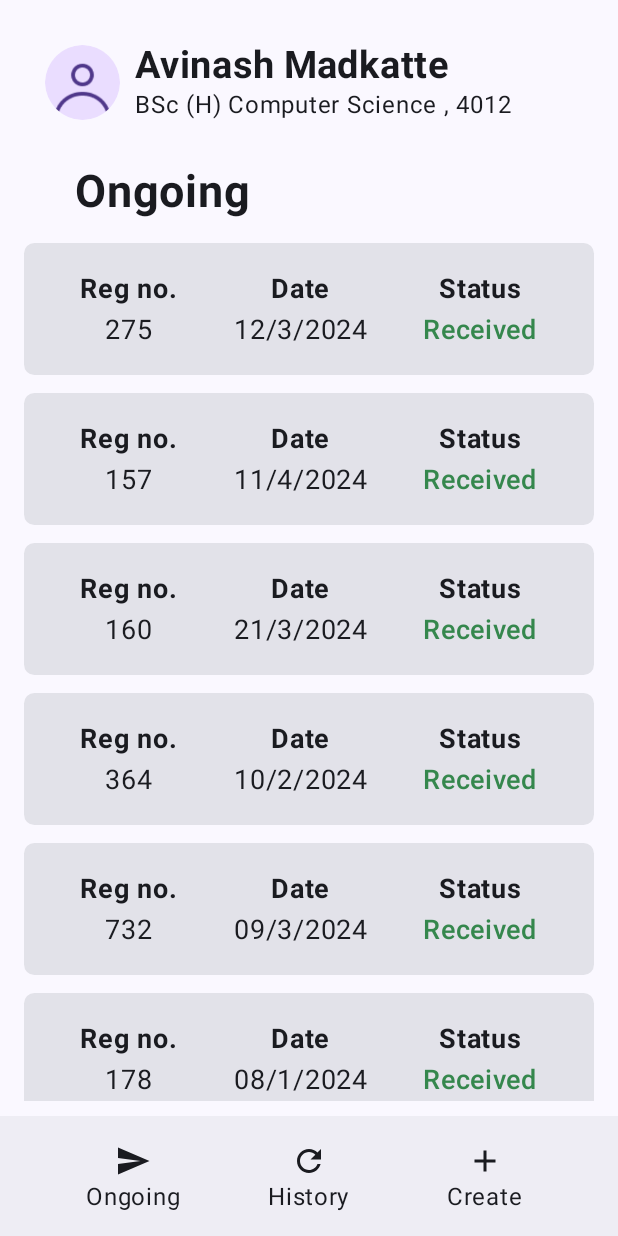
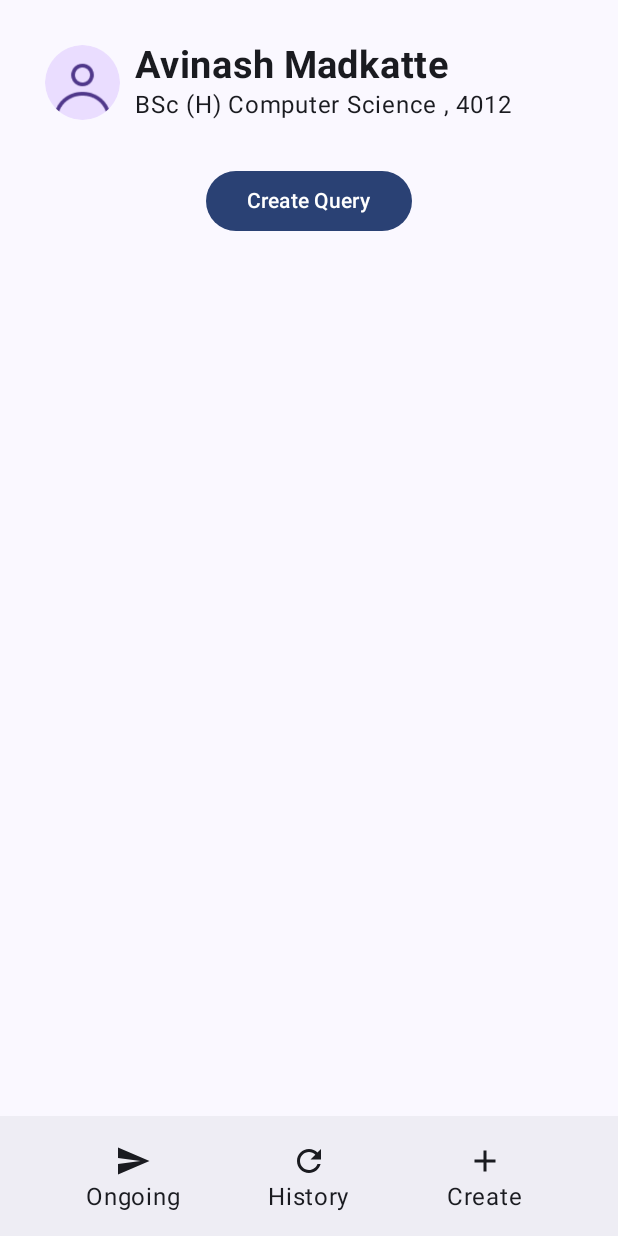
Before and after one commit to itsNavinSingh/AdminConnect, an Android app built with Jetpack Compose: the screen it shows after launch (MainActivity), on a phone screen of 412 x 824 dp. Run offline under Robolectric (Android 15) with nearby library versions, the phone set to English and light mode, and no system bars.

Commit message:
adding new screens ui

```diff
--- /dev/null
+++ b/App/app/src/main/java/com/example/adminconnect/CreateScreen.kt
@@ -0,0 +1,37 @@
+package com.example.adminconnect
+
+import androidx.compose.foundation.layout.Arrangement
+import androidx.compose.foundation.layout.Column
+import androidx.compose.foundation.layout.Row
+import androidx.compose.foundation.layout.Spacer
+import androidx.compose.foundation.layout.fillMaxSize
+import androidx.compose.foundation.layout.fillMaxWidth
+import androidx.compose.foundation.layout.height
+import androidx.compose.foundation.layout.padding
+import androidx.compose.foundation.lazy.LazyColumn
+import androidx.compose.foundation.lazy.items
+import androidx.compose.foundation.shape.RoundedCornerShape
+import androidx.compose.material3.Button
+import androidx.compose.material3.Card
+import androidx.compose.material3.Text
+import androidx.compose.runtime.Composable
+import androidx.compose.ui.Alignment
+import androidx.compose.ui.Modifier
+import androidx.compose.ui.graphics.Color
+import androidx.compose.ui.res.colorResource
+import androidx.compose.ui.text.font.FontWeight
+import androidx.compose.ui.unit.dp
+import androidx.compose.ui.unit.sp
+
+@Composable
+fun CreateTab() {
+
+    Row(modifier = Modifier
+        .fillMaxWidth(),
+        horizontalArrangement = Arrangement.Center
+    ) {
+        Button(onClick = { }) {
+            Text(" Create Query ")
+        }
+    }
+}
--- a/App/app/src/main/java/com/example/adminconnect/DashboardScreen.kt
+++ b/App/app/src/main/java/com/example/adminconnect/DashboardScreen.kt
@@ -80,25 +80,9 @@ fun DashboardScreen(modifier: Modifier = Modifier) {
         ) {
             Profile_info()
 
-            Row(modifier = Modifier
-                .fillMaxWidth()
-                .padding(start = 50.dp)) {
-                Text("Ongoing", fontWeight = FontWeight.Bold, fontSize = 30.sp)
-            }
-
-            val ongoingQueries = listOf(
-                Queries(275, "12/3/2024", "Received"),
-                Queries(157, "11/4/2024", "Received"),
-                Queries(160, "21/3/2024", "Received"),
-                Queries(364, "10/2/2024", "Received"),
-                Queries(732, "09/3/2024", "Received"),
-                Queries(178, "08/1/2024", "Received"),
-                Queries(679, "12/3/2024", "Received"),
-                Queries(243, "23/2/2024", "Received"),
-                Queries(689, "31/2/2024", "Received")
-            )
-
-            List_of_queries(data = ongoingQueries)
+//            OngoingTab()
+//            HistoryTab()
+            CreateTab()
         }
     }
 }
@@ -149,49 +133,7 @@ fun Profile_info() {
     }
 }
 
-data class Queries(val registrationId : Int, val date : String, val status : String)
 
-@Composable
-fun List_of_queries(data : List<Queries>) {
-
-    LazyColumn(modifier = Modifier
-        .fillMaxSize()
-        .padding(10.dp)) {
-
-        items(data){
-            item ->
-            Card (modifier = Modifier
-                .fillMaxWidth()
-                .height(100.dp)
-                .padding(6.dp),
-                shape = RoundedCornerShape(7.dp),
-
-            ) {
-                Row(modifier = Modifier.fillMaxSize(),
-                    horizontalArrangement = Arrangement.SpaceEvenly,
-                    verticalAlignment = Alignment.CenterVertically
-                ) {
-
-                    Column(horizontalAlignment = Alignment.CenterHorizontally) {
-                        Text("Reg no.",fontWeight = FontWeight.Bold,fontSize = 18.sp)
-                        Spacer(modifier = Modifier.height(3.dp))
-                        Text(text = "${item.registrationId}",fontSize = 18.sp)
-                    }
-                    Column(horizontalAlignment = Alignment.CenterHorizontally) {
-                        Text("Date",fontWeight = FontWeight.Bold,fontSize = 18.sp)
-                        Spacer(modifier = Modifier.height(3.dp))
-                        Text(text = item.date,fontSize = 18.sp)
-                    }
-                    Column(horizontalAlignment = Alignment.CenterHorizontally) {
-                        Text("Status",fontWeight = FontWeight.Bold,fontSize = 18.sp)
-                        Spacer(modifier = Modifier.height(3.dp))
-                        Text(text = item.status,fontSize = 18.sp, color = colorResource(R.color.green), fontWeight = FontWeight.SemiBold)
-                    }
-                }
-            }
-        }
-    }
-}
 
 @Preview(showBackground = true)
 @Composable
```
Also changed, not shown: App/app/src/main/java/com/example/adminconnect/HistoryScreen.kt (added, +85 -0 lines), App/app/src/main/java/com/example/adminconnect/OTPscreen.kt (added, +85 -0 lines), App/app/src/main/java/com/example/adminconnect/OngoingScreen.kt (added, +90 -0 lines), App/app/src/main/java/com/example/adminconnect/RegisterScreen.kt (added, +95 -0 lines).
